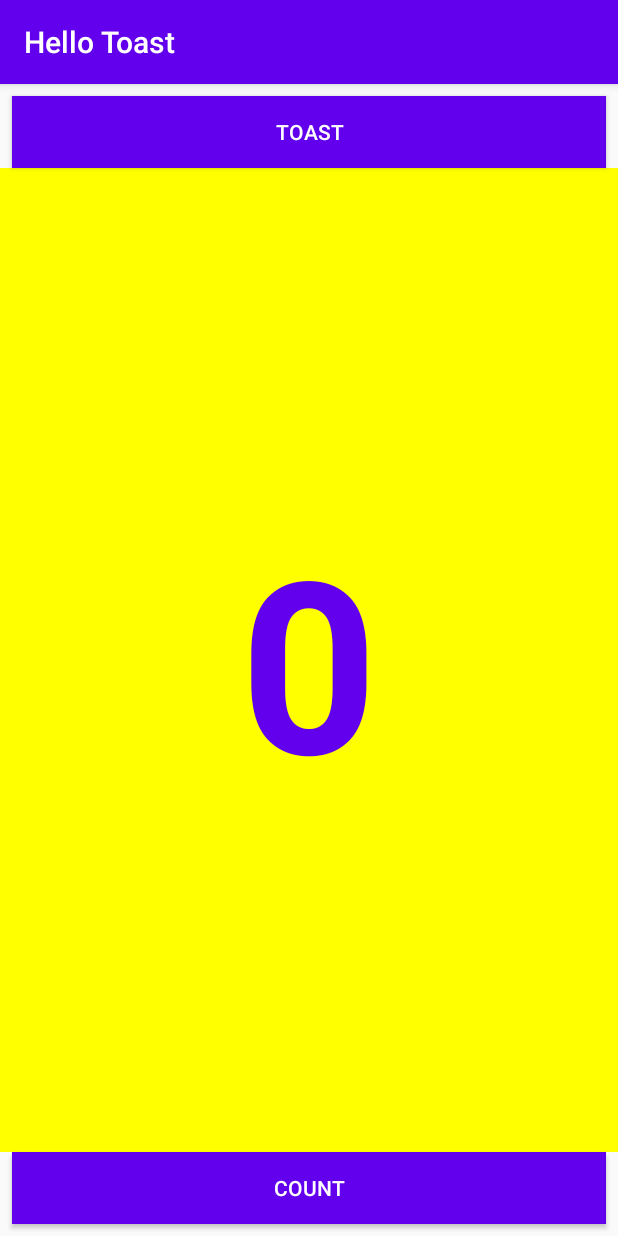
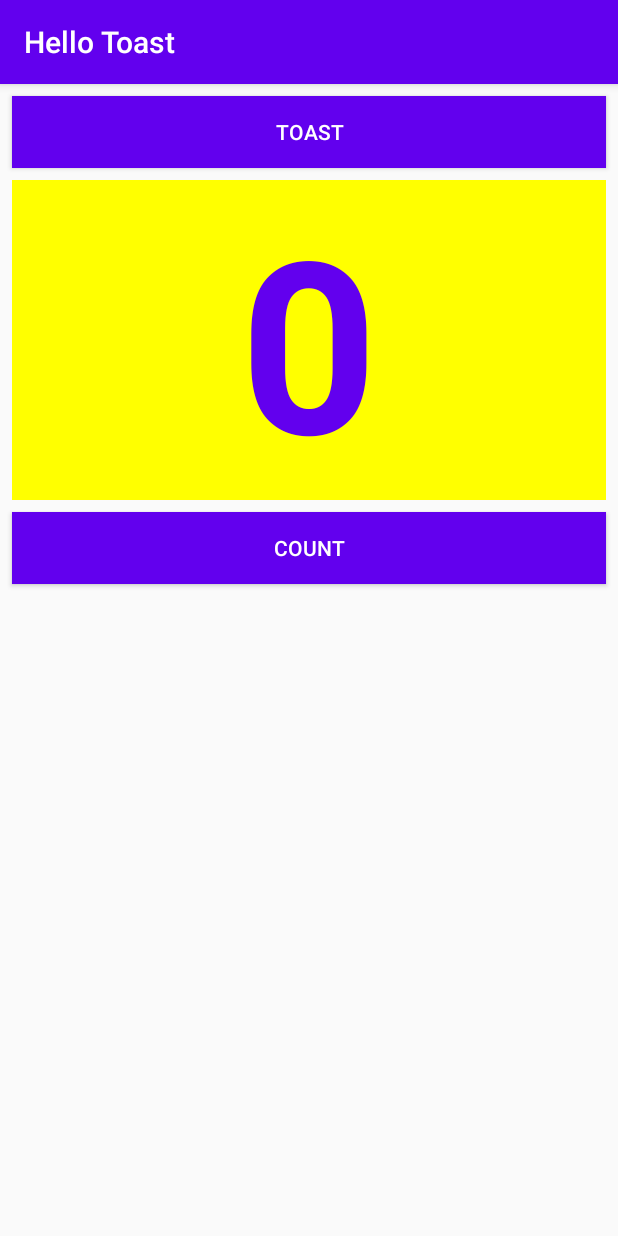
Before and after one commit to chowkl/Hello_Toast, an Android app: the screen it shows after launch (MainActivity), on a phone screen of 412 x 824 dp. Run offline under Robolectric (Android 15) with nearby library versions, the phone set to English and light mode, and no system bars.

Commit message:
commit by chowkl

```diff
--- a/app/src/main/res/layout/activity_main.xml
+++ b/app/src/main/res/layout/activity_main.xml
@@ -1,59 +1,55 @@
 <?xml version="1.0" encoding="utf-8"?>
-<androidx.constraintlayout.widget.ConstraintLayout xmlns:android="http://schemas.android.com/apk/res/android"
+<RelativeLayout xmlns:android="http://schemas.android.com/apk/res/android"
     xmlns:app="http://schemas.android.com/apk/res-auto"
     xmlns:tools="http://schemas.android.com/tools"
     android:layout_width="match_parent"
     android:layout_height="match_parent"
+    android:orientation="vertical"
     tools:context=".MainActivity">
+
+    <Button
+        android:id="@+id/button_toast"
+        android:layout_width="match_parent"
+        android:layout_height="wrap_content"
+        android:layout_marginStart="8dp"
+        android:layout_marginTop="8dp"
+        android:layout_marginEnd="8dp"
+        android:background="@color/colorPrimary"
+        android:onClick="showToast"
+        android:text="@string/Toast_text"
+        android:textColor="@android:color/white" />
 
     <TextView
         android:id="@+id/show_count"
-        android:layout_width="0dp"
-        android:layout_height="0dp"
+        android:layout_width="match_parent"
+        android:layout_height="wrap_content"
+        android:layout_below="@+id/button_toast"
+        android:layout_alignParentStart="true"
+        android:layout_marginStart="8dp"
+        android:layout_marginTop="8dp"
+        android:layout_marginEnd="8dp"
+        android:layout_marginBottom="8dp"
         android:background="#FFFF00"
-        android:gravity="center"
+        android:gravity="center_vertical"
         android:text="@string/zero"
         android:textAlignment="center"
         android:textColor="@color/colorPrimary"
         android:textSize="160sp"
-        android:textStyle="bold"
-        app:layout_constraintBottom_toTopOf="@+id/button_count"
-        app:layout_constraintLeft_toLeftOf="parent"
-        app:layout_constraintRight_toRightOf="parent"
-        app:layout_constraintTop_toBottomOf="@+id/button_toast" />
+        android:textStyle="bold" />
 
-    <Button
-        android:id="@+id/button_toast"
-        android:layout_width="0dp"
-        android:layout_height="wrap_content"
-        android:layout_marginStart="8dp"
-        android:layout_marginLeft="8dp"
-        android:layout_marginTop="8dp"
-        android:layout_marginEnd="8dp"
-        android:layout_marginRight="8dp"
-        android:background="@color/colorPrimary"
-        android:text="@string/Toast_text"
-        android:textColor="@android:color/white"
-        app:layout_constraintEnd_toEndOf="parent"
-        app:layout_constraintStart_toStartOf="parent"
-        app:layout_constraintTop_toTopOf="parent"
-        android:onClick="showToast"/>
 
     <Button
         android:id="@+id/button_count"
-        android:layout_width="0dp"
+        android:layout_width="match_parent"
         android:layout_height="wrap_content"
         android:layout_marginStart="8dp"
-        android:layout_marginLeft="8dp"
         android:layout_marginEnd="8dp"
-        android:layout_marginRight="8dp"
         android:layout_marginBottom="8dp"
         android:background="@color/colorPrimary"
+        android:onClick="countUp"
         android:text="@string/count_text"
         android:textColor="@android:color/white"
-        app:layout_constraintBottom_toBottomOf="parent"
-        app:layout_constraintEnd_toEndOf="parent"
-        app:layout_constraintStart_toStartOf="parent"
-        android:onClick="countUp" />
+        android:layout_below="@+id/show_count"
+        android:layout_centerHorizontal="true"/>
 
-</androidx.constraintlayout.widget.ConstraintLayout>
+</RelativeLayout>
```
